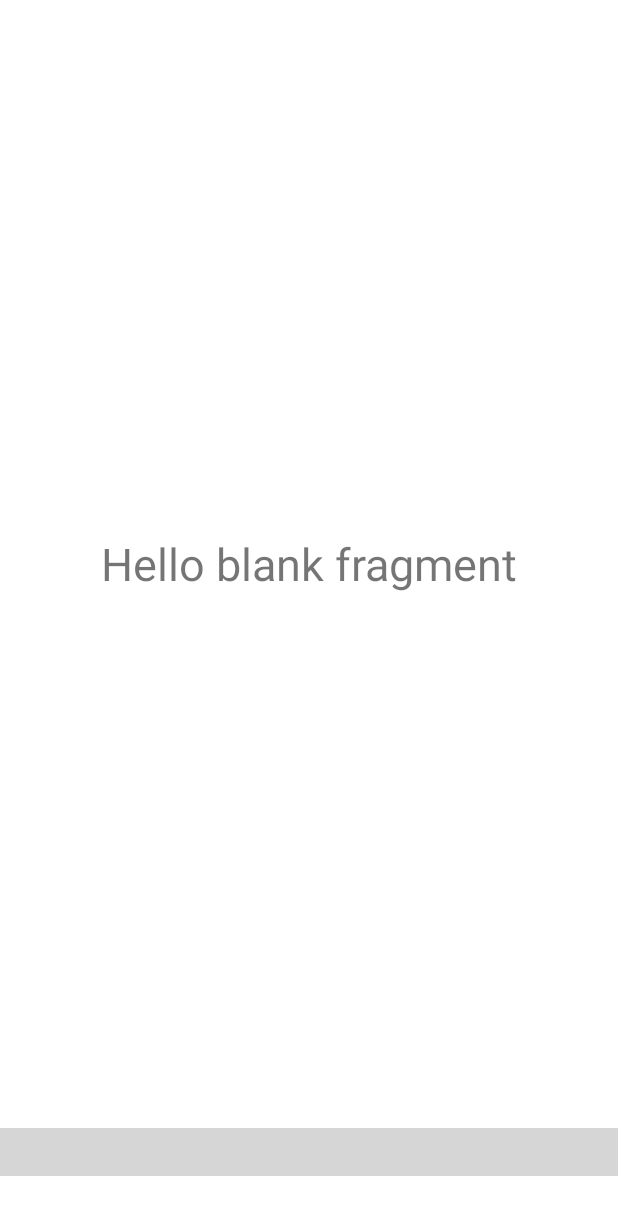
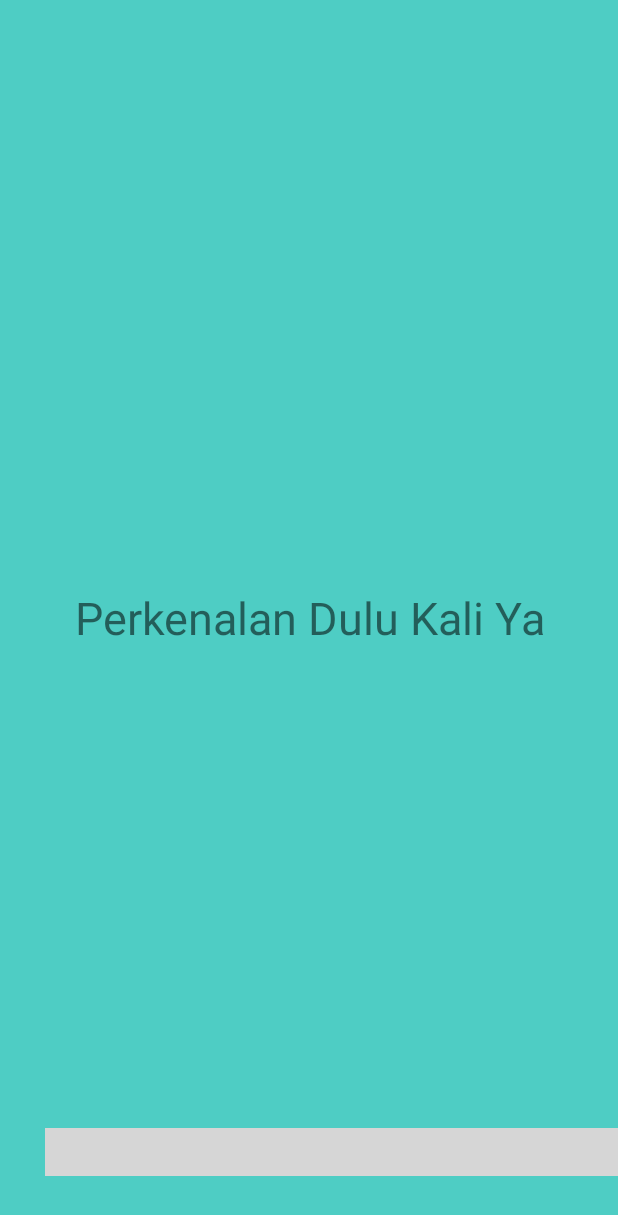
Before and after one commit to ihsan946/myself_app_10118037, an Android app: the screen it shows after launch (ViewPageActivity), on a phone screen of 412 x 824 dp. Shown: the top 1215 px of the screen. Run offline under Robolectric (Android 15) with nearby library versions, the phone set to English and light mode, and no system bars; libraries missing offline, so code that uses them is left out: com.tbuonomo.viewpagerdotsindicator; plain views replace DotsIndicator; 2 statements that could not run were skipped; grey boxes are pictures that could not be loaded.

Commit message:
Pemberian Warna di setiap fragment untuk view pager

```diff
--- a/app/src/main/res/layout/activity_view.xml
+++ b/app/src/main/res/layout/activity_view.xml
@@ -11,17 +11,16 @@
         android:id="@+id/view_pager"
         android:layout_width="match_parent"
         android:layout_height="match_parent"
-        android:layout_above="@id/indicator_view"
         android:layout_centerInParent="true"
-
         />
     <com.tbuonomo.viewpagerdotsindicator.DotsIndicator
         android:id="@+id/indicator_view"
         android:layout_width="match_parent"
         android:layout_height="wrap_content"
         android:layout_alignParentBottom="true"
+        android:layout_marginLeft="@dimen/dimen30"
         android:layout_marginBottom="@dimen/dimen40"
-        app:dotsColor="@color/white"
+        app:dotsColor="@color/green_blue_crayola"
         app:dotsCornerRadius="8dp"
         app:dotsSize="16dp"
         app:dotsSpacing="4dp"
--- a/app/src/main/res/layout/fragment_home.xml
+++ b/app/src/main/res/layout/fragment_home.xml
@@ -1,4 +1,6 @@
 <FrameLayout xmlns:android="http://schemas.android.com/apk/res/android"
+    android:id="@+id/home_fragment"
+    android:background="@color/medium_turqoise"
     xmlns:tools="http://schemas.android.com/tools"
     android:layout_width="match_parent"
     android:layout_height="match_parent"
@@ -6,10 +8,12 @@
 
     <TextView
         android:layout_width="match_parent"
-        android:layout_height="match_parent"
-        android:text="@string/hello_blank_fragment"
+        android:layout_height="wrap_content"
+        android:layout_gravity="center"
+        android:text="Perkenalan Dulu Kali Ya"
         android:gravity="center"
         android:textSize="30sp"
+
         />
 
 </FrameLayout>
--- a/app/src/main/res/values/colors.xml
+++ b/app/src/main/res/values/colors.xml
@@ -11,11 +11,14 @@
     <color name="maximum_blue">#39B7D4</color>
     <color name="glaucos">#5B7BAB</color>
     <color name="green_blue_crayola">#4B8EBD</color>
-    <color name= "green_blue">#2167AD</color>
+    <color name="green_blue">#2167AD</color>
     <color name="black3">#202020</color>
     <color name="prusian_blue">#023047</color>
     <color name="powder_blue">#CAF0F8</color>
     <color name="dark_cornflower_blue">#023E8A</color>
+    <color name="medium_turqoise">#4ECDC4</color>
+    <color name="bittersweet">#FF6B6B</color>
+    <color name="napples_yellow">#FFE66D</color>
 
 
 </resources>
```
Also changed, not shown: app/src/main/java/com/app/ihsan946/akb_uts/ViewPageActivity.java (+4 -5 lines), app/src/main/res/layout/fragment_future.xml (+5 -3 lines), app/src/main/res/layout/fragment_user.xml (+6 -2 lines).
